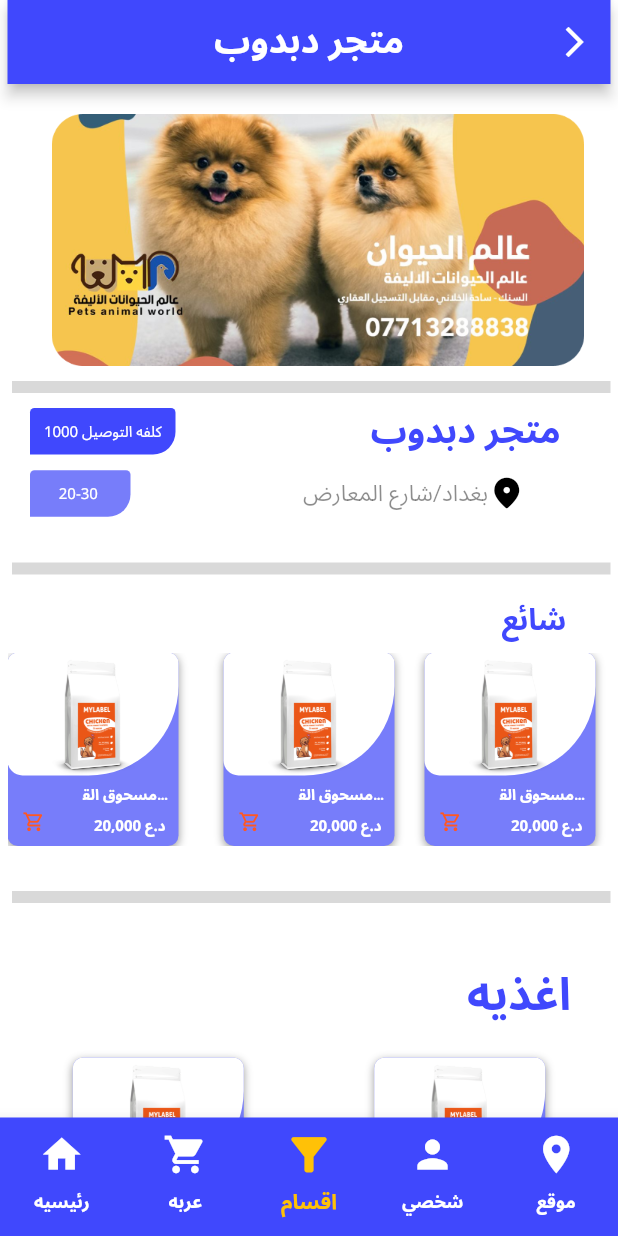
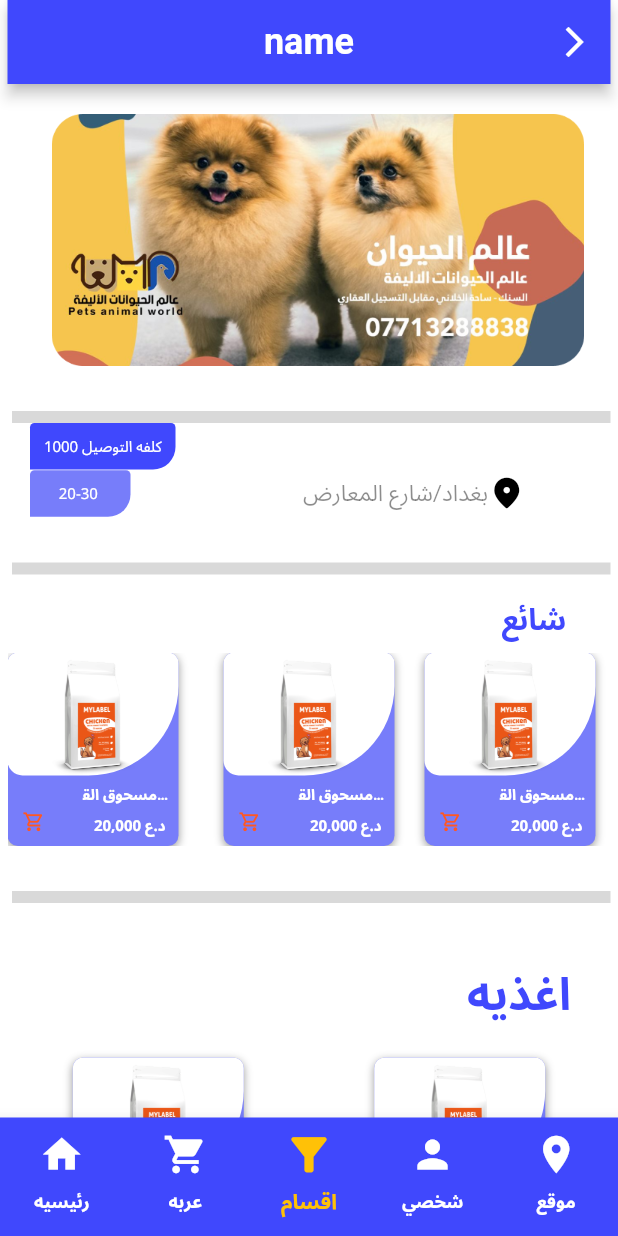
Before and after one commit to Ali-932/a_e, a Flutter app: the screen it shows after launch, item 3 of the bottom bar chosen, after a tap on "متاجر", after a tap on "متجر دبدوب", on a phone screen of 412 x 824 dp. Run offline on Flutter 3.47's test engine with Material 2 defaults, Android fonts, the light colour scheme and no system bars; our stand-ins replace get, google_fonts.

Commit message:
HI home page

```diff
--- a/lib/controllers/navbar_controllers.dart
+++ b/lib/controllers/navbar_controllers.dart
@@ -1,7 +1,7 @@
-import 'package:a_e/views/category/category_view.dart';
+import 'package:a_e/views/category/sections_view.dart';
 import 'package:get/get.dart';
 
-import '../views/category/shopes.dart';
+import '../views/category/stores/stores_view.dart';
 import '../views/home/home_view.dart';
 import 'package:flutter/material.dart';
 
@@ -16,7 +16,11 @@ class NavbarController extends GetxController {
         currentScreen.value = HomePage();
         break;
       case 2:
-        currentScreen.value = Storespage();
+        currentScreen.value = SectionsPage();
+        break;
+      case 3:
+        currentScreen.value = StoresPage();
+
         break;
     }
   }
--- a/lib/utils/category/componet_shop_utils.dart
+++ b/lib/utils/category/componet_store_utils.dart
@@ -98,3 +98,26 @@ class CommonItem extends StatelessWidget {
       );
   }
 }
+class NameStore extends StatelessWidget {
+  final String name;
+
+
+  const NameStore({
+    Key? key,
+    required this.name,
+
+  }) : super(key: key);
+
+  @override
+  Widget build(BuildContext context) {
+    return
+      Text(
+      'name',
+      style: TextStyle(
+        fontWeight: FontWeight.bold,
+        fontSize: 24,
+        color: Colors.white,
+      ),
+    );
+  }
+}
--- a/lib/utils/category/category_view_utils.dart
+++ b/lib/utils/category/sections_view._utils.dart
@@ -21,8 +21,8 @@ class BoxItem extends StatelessWidget {
             color: const Color(0xffD8DAFF),
             borderRadius: BorderRadius.circular(15),
             border: Border.all(
-              color: Color(0XFFCAC9C9), // Set the border color
-              width: 2.0,         // Set the border width
+              color: Color(0XFFCAC9C9),
+              width: 2.0,
             ),
           ),
           child:
--- a/lib/utils/category/shop_view_utils.dart
+++ b/lib/utils/category/stores_view_utils.dart
@@ -1,12 +1,12 @@
 
 import 'package:flutter/material.dart';
-class  ShopPage extends StatelessWidget {
+class  Stores extends StatelessWidget {
   final String name;
   final String imagePath;
   final String price;
   final String location;
 
-  const ShopPage  ({
+  const Stores  ({
     Key? key,
     required this.name,
     required this.imagePath,
--- a/lib/views/category/category_view.dart
+++ b/lib/views/category/sections_view.dart
@@ -1,14 +1,14 @@
-import 'package:a_e/views/category/shopes.dart';
+import 'package:a_e/views/category/stores/stores_view.dart';
 import 'package:flutter/material.dart';
 import 'package:get/get.dart';
 import '../../controllers/navbar_controllers.dart';
-import '../../utils/category/category_view_utils.dart';
+import '../../utils/category/sections_view._utils.dart';
 import '../../utils/home/home_view_utils.dart';
 
-class Storespage extends StatelessWidget {
+class SectionsPage extends StatelessWidget {
   final NavbarController controller =
       Get.find<NavbarController>(); // Find the controller
-  Storespage({Key? key}) : super(key: key);
+  SectionsPage({Key? key}) : super(key: key);
 
   @override
   Widget build(BuildContext context) {
@@ -54,7 +54,7 @@ class Storespage extends StatelessWidget {
                     children: [
                       GestureDetector(
                         onTap: () {
-                          controller.goToNestedPage(ShopsPage());
+                          controller.goToNestedPage(StoresPage());
                         },
                         child: const BoxItem(name: "متاجر"),
                       ),
--- a/lib/views/category/componet_shop.dart
+++ b/lib/views/category/stores/componet_store_view.dart
@@ -1,28 +1,29 @@
+import 'package:a_e/views/category/stores/stores_view.dart';
 import 'package:flutter/material.dart';
+import 'package:get/get.dart';
+import 'package:get/get_core/src/get_main.dart';
+import '../../../controllers/navbar_controllers.dart';
 
-import '../../utils/category/componet_shop_utils.dart';
+import '../../../utils/category/componet_store_utils.dart';
 
-class ItemShop extends StatelessWidget {
-  const ItemShop({Key? key}) : super(key: key);
+class  ComponetStore extends StatelessWidget {
+  ComponetStore({Key? key}) : super(key: key);
+  final NavbarController controller =
+  Get.find<NavbarController>();
 
   @override
   Widget build(BuildContext context) {
     return Scaffold(
       appBar: AppBar(
         centerTitle: true,
-        title: const Text(
-          'متجر دبدوب',
-          style: TextStyle(
-            fontWeight: FontWeight.bold,
-            fontSize: 24,
-            color: Colors.white,
-          ),
-        ),
+        title: const NameStore( name: "متجر دبدوب",),
         backgroundColor: const Color(0xFF4048FD),
         actions: [
           IconButton(
             icon: const Icon(Icons.arrow_forward_ios_outlined),
-            onPressed: () {},
+            onPressed: () {
+              controller.goToNestedPage( StoresPage());
+            },
           ),
         ],
       ),
@@ -43,7 +44,7 @@ class ItemShop extends StatelessWidget {
               ),
             ),
             const SizedBox(
-              height: 10,
+              height: 30,
             ),
             Padding(
               padding: const EdgeInsets.only(left: 3),
@@ -77,17 +78,6 @@ class ItemShop extends StatelessWidget {
                           color: Colors.white,
                         ),
                       ),
-                    ),
-                  ),
-                ),
-                const Padding(
-                  padding: EdgeInsets.only(left: 130),
-                  child: Text(
-                    'متجر دبدوب',
-                    style: TextStyle(
-                      fontWeight: FontWeight.bold,
-                      fontSize: 24,
-                      color: Color(0xFF4048FD),
                     ),
                   ),
                 ),
@@ -324,12 +314,12 @@ class ItemShop extends StatelessWidget {
               children: const [
                 CommonItem(
                   nameitem: "قط منقط",
-                  imagePath: 'assets/images/shop/animal_image_shop.png',
+                  imagePath: 'assets/images/shop/animals_image_item.png',
                   priceitem: '20.000',
                 ),
                 CommonItem(
                   nameitem: "قط هندي",
-                  imagePath: 'assets/images/shop/animal_image_shop.png',
+                  imagePath: 'assets/images/shop/animals_image_item.png',
                   priceitem: '20.000',
                 ),
               ],
--- a/lib/views/category/shopes.dart
+++ b/lib/views/category/stores/stores_view.dart
@@ -1,11 +1,11 @@
 
-import 'package:a_e/views/category/componet_shop.dart';
+import 'package:a_e/views/category/stores/componet_store_view.dart';
 import 'package:flutter/material.dart';
 import 'package:get/get.dart';
-import '../../controllers/navbar_controllers.dart';
-import '../../utils/category/shop_view_utils.dart';
-class ShopsPage extends StatelessWidget {
-  ShopsPage({Key? key}) : super(key: key);
+import '../../../controllers/navbar_controllers.dart';
+import '../../../utils/category/stores_view_utils.dart';
+class StoresPage extends StatelessWidget {
+  StoresPage({Key? key}) : super(key: key);
   final NavbarController controller =
   Get.find<NavbarController>(); // Find the controller
 
@@ -37,16 +37,16 @@ class ShopsPage extends StatelessWidget {
             const SizedBox(height: 20),
             GestureDetector(
               onTap: () {
-                controller.goToNestedPage(const ItemShop());
+                controller.goToNestedPage( ComponetStore());
                 },
-              child: const ShopPage(
+              child: const Stores(
                 name: "متجر دبدوب",
                 imagePath: "assets/images/shop/img.png",
                 price: "كلفه التوصيل 1000 د.ع",
                 location: 'بغداد / الصليخ',
               ),
             ),
-            const ShopPage(
+            const Stores(
               name: "متجر دبدوب",
               imagePath: "assets/images/shop/img.png",
               price: "كلفه التوصيل 1000 د.ع",
@@ -54,28 +54,28 @@ class ShopsPage extends StatelessWidget {
             ),
 
             const SizedBox(height: 20),
-            const ShopPage(
+            const Stores(
               name: "متجر السعاده",
               imagePath: "assets/images/shop/img.png",
               price: "كلفه التوصيل 3000 د.ع",
               location: 'بغداد / الاعظميه',
             ),
             const SizedBox(height: 20),
-            const ShopPage(
+            const Stores(
               name: "متجرالغابه",
               imagePath: "assets/images/shop/img.png",
               price: "كلفه التوصيل 1000 د.ع",
               location: 'بغداد /الشعله',
             ),
             const SizedBox(height: 20),
-            const ShopPage(
+            const Stores(
               name: "متجر بيتنا",
               imagePath: "assets/images/shop/img.png",
               price: "كلفه التوصيل 8000 د.ع",
               location: 'بغداد / الكراده',
             ),
             const SizedBox(height: 20),
-            const ShopPage(
+            const Stores(
               name: "متجرقطتي",
               imagePath: "assets/images/shop/img.png",
               price: "كلفه التوصيل 4000 د.ع",
--- a/lib/views/home/home_view.dart
+++ b/lib/views/home/home_view.dart
@@ -2,7 +2,7 @@ import 'package:flutter/material.dart';
 import 'package:get/get.dart';
 
 import '../../utils/home/home_view_utils.dart';
-import '../category/shopes.dart';
+import '../category/stores/stores_view.dart';
 
 class HomePage extends StatelessWidget {
   const HomePage({Key? key}) : super(key: key);
@@ -13,37 +13,34 @@ class HomePage extends StatelessWidget {
       backgroundColor: Colors.white,
       body: SafeArea(
         child: SingleChildScrollView(
+
           child: Column(
+
             children: [
-              Container(
-                height: 42.35,
-                width: 305.87,
-                margin: const EdgeInsets.all(16.0),
-                decoration: BoxDecoration(
+              const SizedBox(height: 12),
+              TextField(
+                decoration: InputDecoration(
+                  hintText: 'ابحث هنا',
+                  hintStyle: TextStyle(fontSize: 16, color: Colors.black26),
+                  border: OutlineInputBorder(
                     borderRadius: BorderRadius.circular(7.53),
-                  color: const Color(0xffD4D4D4),
+                    borderSide: BorderSide.none,
                   ),
-                child: Row(
-                  mainAxisAlignment: MainAxisAlignment.end,
-                  children: [
-                    const Text(
-                      'ابحث هنا',
-                      style: TextStyle(fontSize: 16, color: Colors.black26),
-                      textDirection: TextDirection.rtl,
-                    ),
-                    const SizedBox(width: 5),
-                    Container(
+                  filled: true,
+                  fillColor: Color(0xffD4D4D4),
+                  contentPadding: EdgeInsets.symmetric(horizontal: 16.0),
+                  suffixIcon: Container(
                     height: 42.35,
                     width: 41.41,
                     decoration: BoxDecoration(
                       borderRadius: BorderRadius.circular(7.53),
-                        color: const Color(0xff4048FD),
+                      color: Color(0xff4048FD),
                     ),
-                      child: const Icon(Icons.search, color: Colors.white),
-                    ),
-                  ],
+                    child: Icon(Icons.search, color: Colors.white),
                   ),
                 ),
+              ),
+
               const SizedBox(height: 12),
               Container(
                 height: 116.7,
@@ -71,7 +68,7 @@ class HomePage extends StatelessWidget {
                 children: [
                   GestureDetector(
                     onTap: () {
-                      Get.to(() => ShopsPage());
+                      Get.to(() => StoresPage());
                     },
                     child: const Category(
                       name: 'متاجر',
--- a/pubspec.yaml
+++ b/pubspec.yaml
@@ -72,7 +72,8 @@ flutter:
     - assets/images/shop/img.png
     - assets/images/shop/interface_image_shop.png
     - assets/images/shop/comman _item_image.png
-    - assets/images/shop/animal_image_shop.png
+    - assets/images/shop/animals_image_item.png
+    - assets/images/UpperTag/
 
 
   # An image asset can refer to one or more resolution-specific "variants", see
```
Also changed, not shown: assets/images/shop/animals_image_item.png (renamed from assets/images/shop/animal_image_shop.png). Lines whose indentation alone changed are shown as unchanged.
